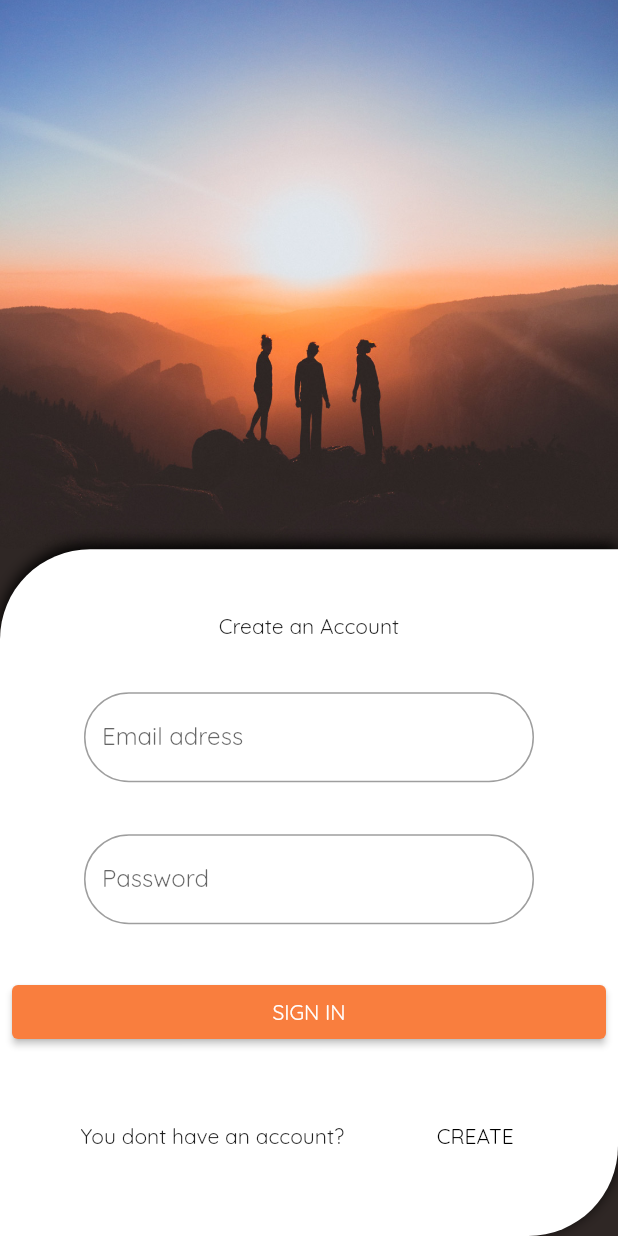
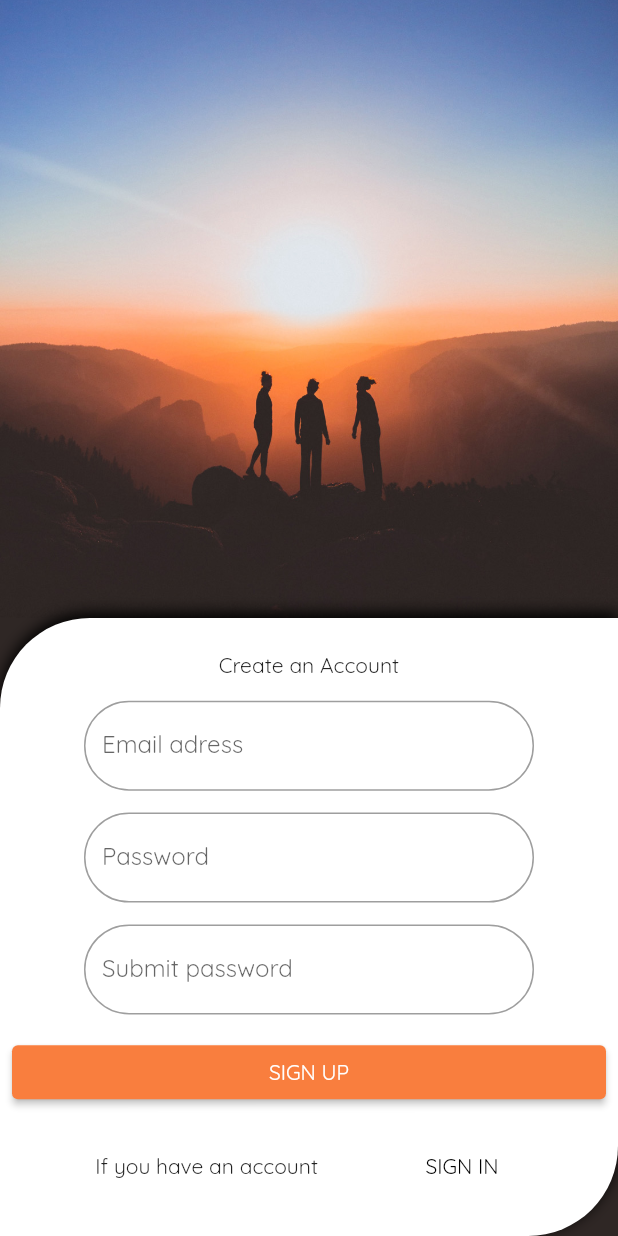
Before and after one commit to p-jura/wish_list_app, a Flutter app: the screen it shows after launch, on a phone screen of 412 x 824 dp. Run offline on Flutter 3.47's test engine with Material 2 defaults, Android fonts, the light colour scheme and no system bars; our stand-ins replace google_fonts.

Commit message:
"Auth screen update" "adding a flex change - now it depends on keybord appearance,  collor fitting - image edited for collor match,  updated switching between creating and login to account,  added const style file"

```diff
--- a/lib/constants/theme_and_style.dart
+++ b/lib/constants/theme_and_style.dart
@@ -30,31 +30,29 @@ ElevatedButtonThemeData defoultElevatedButton = ElevatedButtonThemeData(
 
 class DefaultColorsPalette {
   static const MaterialColor defoultColorSwatch = MaterialColor(
-    0xFF02735E,
+    0xFFf97e3e,
     <int, Color>{
-      50: Color(0xFFcce3de), //10%
-      100: Color(0xff99c7be), //20%
-      200: Color(0xff67ab9e), //30%
-      300: Color(0xff348f7e), //40%
-      400: Color(0xff02735e), //50%
-      500: Color(0xff015c4b), //60%
-      600: Color(0x0ff14538), //70%
-      700: Color(0xff002e25), //80%
-      800: Color(0xff001712), //90%
+      50: Color(0xFFfff9e5), //10%
+      100: Color(0xffffeebd), //20%
+      200: Color(0xffffda6d), //30%
+      300: Color(0xffffbb49), //40%
+      400: Color(0xFFf97e3e), //50%
+      500: Color(0xffc76431), //60%
+      600: Color(0x0f7c3f1f), //70%
+      700: Color(0xff633218), //80%
+      800: Color(0xff31190c), //90%
       900: Color(0xff000000), //100%
     },
   );
   static const ColorScheme defoultColorScheme = ColorScheme.light(
-    primary: Color(0xFF02735E),
-    primaryContainer: Color(0xFFcce3de),
+    primary: Color(0xFFf97e3e),
+    primaryContainer: Color(0xFFfff9e5),
     onPrimary: Color(0xFFFFFFFF),
     onPrimaryContainer: Color(0xFF140b24),
-    secondary: Color(0xFF034159),
+    secondary: Color(0xFF4e6cac),
     onSecondary: Color(0xFFFFFFFF),
-    secondaryContainer: Color(0xFFccd9dd),
-    tertiary: Color(0xFF0CF25D),
-    onTertiary: Color(0xFF023012),
-    onSecondaryContainer: Color(0xFF1b240b),
+    secondaryContainer: Color(0xFFe6eaf3),
+    onSecondaryContainer: Color(0xFF070a11),
     background: Color(0xFFFFFFFF),
     surface: Color(0xFFFFFFFF),
     error: Colors.red,
--- a/lib/screens/authentication/authentication_screen.dart
+++ b/lib/screens/authentication/authentication_screen.dart
@@ -9,8 +9,13 @@ class AuthenticationScreen extends StatefulWidget {
 }
 
 class _AuthenticationScreenState extends State<AuthenticationScreen> {
+  static const MAIN_FLEX_VALUE = 5;
+  static const FOCUSED_FIELD_FLEX_VALUE = 1;
+
   @override
   Widget build(BuildContext context) {
+    bool isKeybordVisible = MediaQuery.of(context).viewInsets.bottom != 0;
+
     return Scaffold(
       backgroundColor: const Color(0xFF2f2725),
       body: GestureDetector(
@@ -22,17 +27,19 @@ class _AuthenticationScreenState extends State<AuthenticationScreen> {
           mainAxisAlignment: MainAxisAlignment.spaceBetween,
           children: [
             Expanded(
-              flex: 4,
+              flex:
+                  isKeybordVisible ? FOCUSED_FIELD_FLEX_VALUE : MAIN_FLEX_VALUE,
               child: Container(
                 decoration: const BoxDecoration(
                   image: DecorationImage(
+                    alignment: Alignment.bottomCenter,
                     fit: BoxFit.fitWidth,
                     image: AssetImage('assets/auth-image.jpg'),
                   ),
                 ),
               ),
             ),
-            const AuthFormFields(),
+            AuthFormFields(isKeybordVisible: isKeybordVisible),
           ],
         ),
       ),
--- a/lib/screens/authentication/widgets/auth_form_fields.dart
+++ b/lib/screens/authentication/widgets/auth_form_fields.dart
@@ -1,39 +1,45 @@
 import 'package:flutter/material.dart';
 import 'package:wish_list_app/models/auth_screen_bloc.dart';
 import 'package:wish_list_app/models/auth_scrren_event.dart';
+import 'package:wish_list_app/screens/authentication/widgets/text_field.dart';
 
-class AuthFormFields extends StatelessWidget {
-  const AuthFormFields({
-    Key? key,
-  }) : super(key: key);
+class AuthFormFields extends StatefulWidget {
+  AuthFormFields({required this.isKeybordVisible, Key? key}) : super(key: key);
+  final bool isKeybordVisible;
+  @override
+  State<AuthFormFields> createState() => _AuthFormFieldsState();
+}
 
+class _AuthFormFieldsState extends State<AuthFormFields> {
   @override
   Widget build(BuildContext context) {
     final deviceSize = MediaQuery.of(context).size;
     final _bloc = SigningInLogingInBloc();
+
     return Expanded(
       flex: 5,
       child: StreamBuilder<bool>(
           stream: _bloc.hasAccount,
           initialData: false,
           builder: (ctx, snapshot) {
-            return !snapshot.hasData
-                ? const CircularProgressIndicator()
-                : Container(
+            bool haveAccount = snapshot.data!;
+            return Container(
               constraints: BoxConstraints(minWidth: deviceSize.width),
               padding: const EdgeInsets.all(8),
-                    decoration: const BoxDecoration(
-                      boxShadow: [
+              decoration: BoxDecoration(
+                boxShadow: const [
                   BoxShadow(
                     color: Color(0xFF000000),
                     blurRadius: 8,
                     offset: Offset(0, -3),
                   ),
                 ],
-                      color: Color.fromARGB(255, 255, 255, 255),
+                color: const Color.fromARGB(255, 255, 255, 255),
                 borderRadius: BorderRadius.only(
-                        topLeft: Radius.circular(60),
-                        bottomRight: Radius.circular(60),
+                  topLeft: const Radius.circular(60),
+                  bottomRight: widget.isKeybordVisible
+                      ? Radius.zero
+                      : const Radius.circular(60),
                 ),
               ),
               child: Form(
@@ -41,7 +47,7 @@ class AuthFormFields extends StatelessWidget {
                   mainAxisSize: MainAxisSize.max,
                   mainAxisAlignment: MainAxisAlignment.spaceEvenly,
                   children: [
-                          Text(snapshot.data == true
+                    Text(haveAccount == true
                         ? 'Log in to your account'
                         : 'Create an Account'),
                     TextFormField(
@@ -64,29 +70,37 @@ class AuthFormFields extends StatelessWidget {
                         constraints: const BoxConstraints(maxWidth: 300),
                       ),
                     ),
+                    haveAccount
+                        ? const SizedBox.shrink()
+                        : const CustomTextFormField(
+                            textlabel: 'Submit password'),
                     SizedBox(
                       width: deviceSize.width,
                       child: ElevatedButton(
                         style: ElevatedButton.styleFrom(
                             primary: const Color(0xFFf97e3e)),
                         onPressed: () {},
-                              child: const Text('SIGN IN'),
+                        child:
+                            Text(haveAccount == true ? 'SIGN IN' : 'SIGN UP'),
                       ),
                     ),
                     Row(
                       mainAxisAlignment: MainAxisAlignment.spaceEvenly,
                       children: [
-                              const Text('You dont have an account?'),
+                        Text(haveAccount == true
+                            ? 'You dont have an account?'
+                            : 'If you have an account'),
                         ElevatedButton(
                           onPressed: () {
-                                  _bloc.hasAccountEventSink.add(SignUp());
+                            _bloc.hasAccountEventSink.add(
+                                snapshot.data == true ? SignIn() : SignUp());
                           },
                           style: ElevatedButton.styleFrom(
                               primary: Colors.transparent,
                               shadowColor: Colors.transparent),
-                                child: const Text(
-                                  'CREATE',
-                                  style: TextStyle(color: Colors.black),
+                          child: Text(
+                            haveAccount == true ? 'CREATE' : 'SIGN IN',
+                            style: const TextStyle(color: Colors.black),
                           ),
                         )
                       ],
--- /dev/null
+++ b/lib/screens/authentication/widgets/text_field.dart
@@ -0,0 +1,20 @@
+import 'package:flutter/material.dart';
+
+class CustomTextFormField extends StatelessWidget {
+  final String textlabel;
+  const CustomTextFormField({required this.textlabel ,Key? key}) : super(key: key);
+
+  @override
+  Widget build(BuildContext context) {
+    return TextFormField(
+      decoration: InputDecoration(
+        border: OutlineInputBorder(
+          borderRadius: BorderRadius.circular(30),
+          borderSide: const BorderSide(),
+        ),
+        label: Text(textlabel),
+        constraints: const BoxConstraints(maxWidth: 300),
+      ),
+    );
+  }
+}
```
Also changed, not shown: assets/auth-image.jpg. Lines whose indentation alone changed are shown as unchanged.
